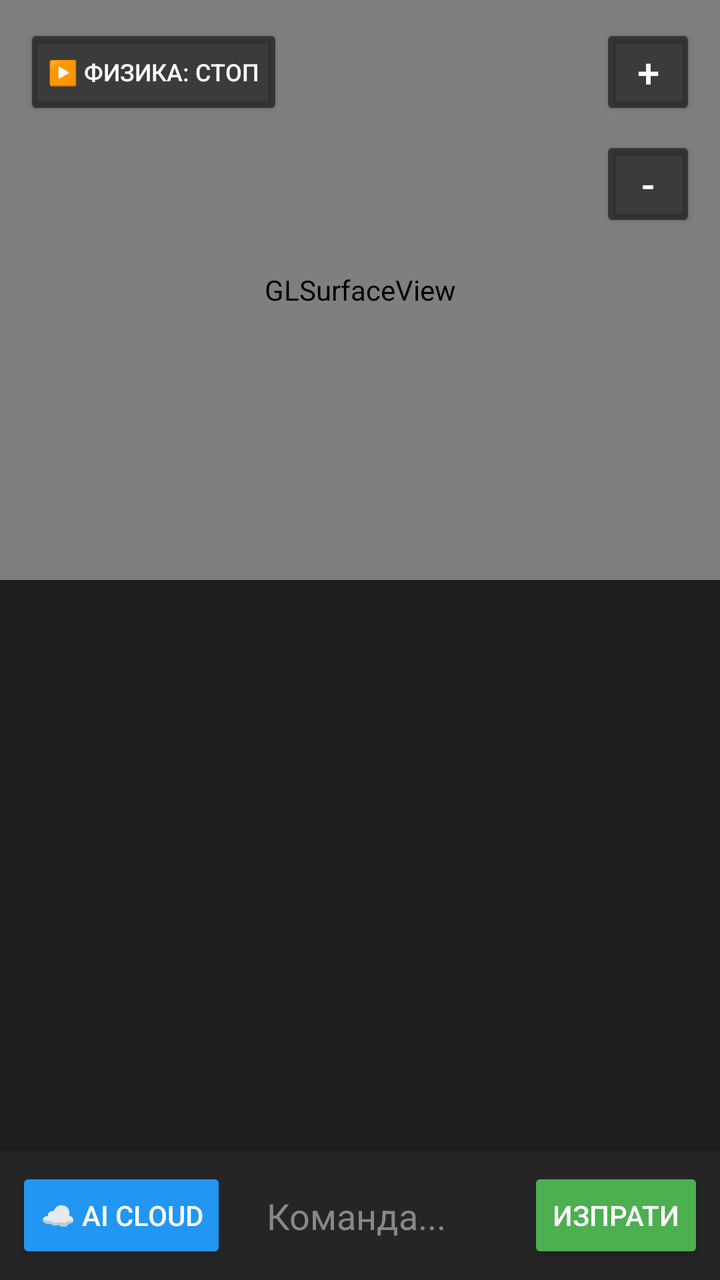
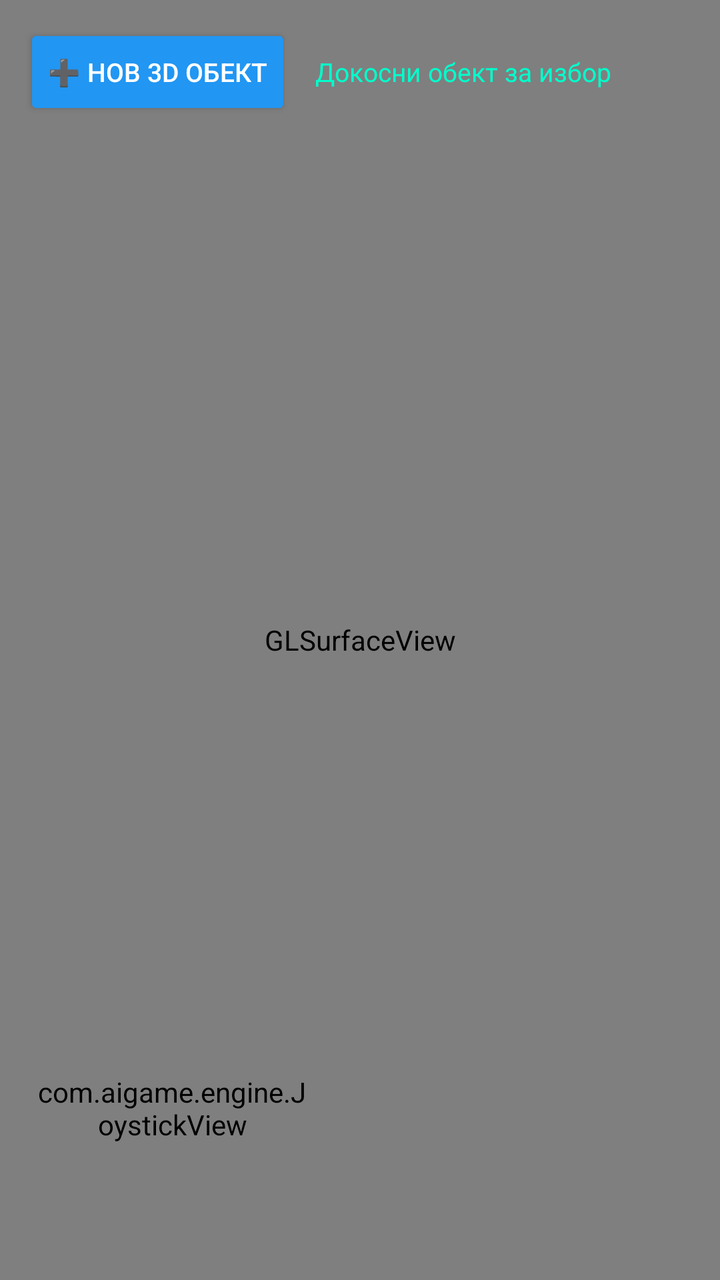

Screens rendered from an Android XML layout before and after an edit, with the pre-edit source and the edit as a unified diff.
<!-- AndroidManifest.xml: application theme Theme.AppCompat.Light.NoActionBar -->
<!-- res/layout/activity_main.xml -->
<?xml version="1.0" encoding="utf-8"?>
<androidx.constraintlayout.widget.ConstraintLayout 
    xmlns:android="http://schemas.android.com/apk/res/android"
    xmlns:app="http://schemas.android.com/apk/res-auto"
    android:layout_width="match_parent"
    android:layout_height="match_parent"
    android:background="#121212">

    <FrameLayout
        android:id="@+id/engine_viewport"
        android:layout_width="0dp"
        android:layout_height="0dp"
        android:background="#000000"
        app:layout_constraintTop_toTopOf="parent"
        app:layout_constraintBottom_toTopOf="@+id/chat_layout"
        app:layout_constraintStart_toStartOf="parent"
        app:layout_constraintEnd_toEndOf="parent">
        
        <android.opengl.GLSurfaceView
            android:id="@+id/gl_surface_view"
            android:layout_width="match_parent"
            android:layout_height="match_parent" />

        
        <Button
            android:id="@+id/btn_toggle_physics"
            android:layout_width="wrap_content"
            android:layout_height="wrap_content"
            android:layout_gravity="top|start"
            android:layout_margin="12dp"
            android:text="▶️ Физика: СТОП"
            android:textSize="12sp"
            android:textColor="#FFFFFF"
            android:backgroundTint="#88000000"/>

        
        <LinearLayout
            android:layout_width="wrap_content"
            android:layout_height="wrap_content"
            android:orientation="vertical"
            android:layout_gravity="top|end"
            android:layout_margin="12dp">

            <Button
                android:id="@+id/btn_zoom_in"
                android:layout_width="48dp"
                android:layout_height="48dp"
                android:text="+"
                android:textSize="20sp"
                android:textColor="#FFFFFF"
                android:backgroundTint="#88000000"/>

            <Button
                android:id="@+id/btn_zoom_out"
                android:layout_width="48dp"
                android:layout_height="48dp"
                android:layout_marginTop="8dp"
                android:text="-"
                android:textSize="20sp"
                android:textColor="#FFFFFF"
                android:backgroundTint="#88000000"/>
        </LinearLayout>
    </FrameLayout>

    <androidx.constraintlayout.widget.ConstraintLayout
        android:id="@+id/chat_layout"
        android:layout_width="0dp"
        android:layout_height="350dp"
        android:background="#1E1E1E"
        app:layout_constraintBottom_toBottomOf="parent"
        app:layout_constraintStart_toStartOf="parent"
        app:layout_constraintEnd_toEndOf="parent">

        <androidx.recyclerview.widget.RecyclerView
            android:id="@+id/chat_recycler"
            android:layout_width="0dp"
            android:layout_height="0dp"
            android:padding="8dp"
            android:clipToPadding="false"
            app:layout_constraintTop_toTopOf="parent"
            app:layout_constraintBottom_toTopOf="@+id/input_layout"
            app:layout_constraintStart_toStartOf="parent"
            app:layout_constraintEnd_toEndOf="parent" />

        <LinearLayout
            android:id="@+id/input_layout"
            android:layout_width="0dp"
            android:layout_height="wrap_content"
            android:orientation="horizontal"
            android:padding="8dp"
            android:background="#252526"
            android:gravity="center_vertical"
            app:layout_constraintBottom_toBottomOf="parent"
            app:layout_constraintStart_toStartOf="parent"
            app:layout_constraintEnd_toEndOf="parent">

            <Button
                android:id="@+id/btn_ai_cloud"
                android:layout_width="wrap_content"
                android:layout_height="wrap_content"
                android:text="☁️ AI Cloud"
                android:backgroundTint="#2196F3"
                android:textColor="#FFFFFF"
                android:layout_marginEnd="8dp"/>

            <EditText
                android:id="@+id/chat_input"
                android:layout_width="0dp"
                android:layout_height="wrap_content"
                android:layout_weight="1"
                android:hint="Команда..."
                android:textColorHint="#888888"
                android:textColor="#FFFFFF"
                android:background="@android:color/transparent"
                android:padding="12dp"
                android:inputType="textMultiLine"
                android:maxLines="4"/>

            <Button
                android:id="@+id/btn_send"
                android:layout_width="wrap_content"
                android:layout_height="wrap_content"
                android:text="Изпрати"
                android:backgroundTint="#4CAF50"
                android:textColor="#FFFFFF"/>
        </LinearLayout>
    </androidx.constraintlayout.widget.ConstraintLayout>
</androidx.constraintlayout.widget.ConstraintLayout>
<!-- resources referenced by this layout -->
<resources>

</resources>

<!-- the commit's change to res/layout/activity_main.xml (unified diff, before → after) -->
@@ -1,128 +1,139 @@
 <?xml version="1.0" encoding="utf-8"?>
-<androidx.constraintlayout.widget.ConstraintLayout 
-    xmlns:android="http://schemas.android.com/apk/res/android"
-    xmlns:app="http://schemas.android.com/apk/res-auto"
+<FrameLayout xmlns:android="http://schemas.android.com/apk/res/android"
     android:layout_width="match_parent"
     android:layout_height="match_parent"
-    android:background="#121212">
+    android:background="#202226">
 
-    <FrameLayout
-        android:id="@+id/engine_viewport"
-        android:layout_width="0dp"
-        android:layout_height="0dp"
-        android:background="#000000"
-        app:layout_constraintTop_toTopOf="parent"
-        app:layout_constraintBottom_toTopOf="@+id/chat_layout"
-        app:layout_constraintStart_toStartOf="parent"
-        app:layout_constraintEnd_toEndOf="parent">
-        
-        <android.opengl.GLSurfaceView
-            android:id="@+id/gl_surface_view"
-            android:layout_width="match_parent"
-            android:layout_height="match_parent" />
+    
+    <android.opengl.GLSurfaceView
+        android:id="@+id/gl_surface_view"
+        android:layout_width="match_parent"
+        android:layout_height="match_parent" />
 
-        
+    
+    <LinearLayout
+        android:layout_width="match_parent"
+        android:layout_height="wrap_content"
+        android:orientation="horizontal"
+        android:padding="12dp"
+        android:gravity="center_vertical">
+
         <Button
-            android:id="@+id/btn_toggle_physics"
+            android:id="@+id/btn_spawn_new"
             android:layout_width="wrap_content"
             android:layout_height="wrap_content"
-            android:layout_gravity="top|start"
-            android:layout_margin="12dp"
-            android:text="▶️ Физика: СТОП"
-            android:textSize="12sp"
+            android:text="➕ Нов 3D Обект"
+            android:textSize="13sp"
             android:textColor="#FFFFFF"
-            android:backgroundTint="#88000000"/>
+            android:backgroundTint="#2196F3"/>
 
-        
+        <TextView
+            android:id="@+id/tv_editor_info"
+            android:layout_width="0dp"
+            android:layout_height="wrap_content"
+            android:layout_weight="1"
+            android:layout_marginStart="12dp"
+            android:text="Докосни обект за избор"
+            android:textColor="#00FFCC"
+            android:textSize="13sp"/>
+    </LinearLayout>
+
+    
+    <com.aigame.engine.JoystickView
+        android:id="@+id/joystick_view"
+        android:layout_width="140dp"
+        android:layout_height="140dp"
+        android:layout_gravity="bottom|start"
+        android:layout_margin="16dp" />
+
+    
+    <HorizontalScrollView
+        android:id="@+id/toolbar_selected"
+        android:layout_width="wrap_content"
+        android:layout_height="wrap_content"
+        android:layout_gravity="bottom|center_horizontal"
+        android:layout_marginBottom="16dp"
+        android:layout_marginStart="160dp"
+        android:scrollbars="none"
+        android:visibility="gone">
+
         <LinearLayout
             android:layout_width="wrap_content"
             android:layout_height="wrap_content"
-            android:orientation="vertical"
-            android:layout_gravity="top|end"
-            android:layout_margin="12dp">
+            android:orientation="horizontal"
+            android:padding="8dp"
+            android:background="#DD1E1E22">
 
             <Button
-                android:id="@+id/btn_zoom_in"
-                android:layout_width="48dp"
-                android:layout_height="48dp"
-                android:text="+"
-                android:textSize="20sp"
+                android:id="@+id/btn_delete"
+                android:layout_width="wrap_content"
+                android:layout_height="42dp"
+                android:text="🗑 Изтрий"
                 android:textColor="#FFFFFF"
-                android:backgroundTint="#88000000"/>
+                android:backgroundTint="#E53935"
+                android:layout_marginEnd="6dp"/>
 
             <Button
-                android:id="@+id/btn_zoom_out"
-                android:layout_width="48dp"
-                android:layout_height="48dp"
-                android:layout_marginTop="8dp"
-                android:text="-"
-                android:textSize="20sp"
+                android:id="@+id/btn_duplicate"
+                android:layout_width="wrap_content"
+                android:layout_height="42dp"
+                android:text="📋 Дубликат"
                 android:textColor="#FFFFFF"
-                android:backgroundTint="#88000000"/>
-        </LinearLayout>
-    </FrameLayout>
-
-    <androidx.constraintlayout.widget.ConstraintLayout
-        android:id="@+id/chat_layout"
-        android:layout_width="0dp"
-        android:layout_height="350dp"
-        android:background="#1E1E1E"
-        app:layout_constraintBottom_toBottomOf="parent"
-        app:layout_constraintStart_toStartOf="parent"
-        app:layout_constraintEnd_toEndOf="parent">
-
-        <androidx.recyclerview.widget.RecyclerView
-            android:id="@+id/chat_recycler"
-            android:layout_width="0dp"
-            android:layout_height="0dp"
-            android:padding="8dp"
-            android:clipToPadding="false"
-            app:layout_constraintTop_toTopOf="parent"
-            app:layout_constraintBottom_toTopOf="@+id/input_layout"
-            app:layout_constraintStart_toStartOf="parent"
-            app:layout_constraintEnd_toEndOf="parent" />
-
-        <LinearLayout
-            android:id="@+id/input_layout"
-            android:layout_width="0dp"
-            android:layout_height="wrap_content"
-            android:orientation="horizontal"
-            android:padding="8dp"
-            android:background="#252526"
-            android:gravity="center_vertical"
-            app:layout_constraintBottom_toBottomOf="parent"
-            app:layout_constraintStart_toStartOf="parent"
-            app:layout_constraintEnd_toEndOf="parent">
+                android:backgroundTint="#3949AB"
+                android:layout_marginEnd="6dp"/>
 
             <Button
-                android:id="@+id/btn_ai_cloud"
+                android:id="@+id/btn_scale_up"
                 android:layout_width="wrap_content"
-                android:layout_height="wrap_content"
-                android:text="☁️ AI Cloud"
-                android:backgroundTint="#2196F3"
+                android:layout_height="42dp"
+                android:text="➕ Увеличи"
                 android:textColor="#FFFFFF"
-                android:layout_marginEnd="8dp"/>
-
-            <EditText
-                android:id="@+id/chat_input"
-                android:layout_width="0dp"
-                android:layout_height="wrap_content"
-                android:layout_weight="1"
-                android:hint="Команда..."
-                android:textColorHint="#888888"
-                android:textColor="#FFFFFF"
-                android:background="@android:color/transparent"
-                android:padding="12dp"
-                android:inputType="textMultiLine"
-                android:maxLines="4"/>
+                android:backgroundTint="#43A047"
+                android:layout_marginEnd="6dp"/>
 
             <Button
-                android:id="@+id/btn_send"
+                android:id="@+id/btn_scale_down"
                 android:layout_width="wrap_content"
-                android:layout_height="wrap_content"
-                android:text="Изпрати"
-                android:backgroundTint="#4CAF50"
-                android:textColor="#FFFFFF"/>
+                android:layout_height="42dp"
+                android:text="➖ Намали"
+                android:textColor="#FFFFFF"
+                android:backgroundTint="#FB8C00"
+                android:layout_marginEnd="6dp"/>
+
+            <Button
+                android:id="@+id/btn_rotate"
+                android:layout_width="wrap_content"
+                android:layout_height="42dp"
+                android:text="🔄 Завърти"
+                android:textColor="#FFFFFF"
+                android:backgroundTint="#8E24AA"
+                android:layout_marginEnd="6dp"/>
+
+            <Button
+                android:id="@+id/btn_up"
+                android:layout_width="wrap_content"
+                android:layout_height="42dp"
+                android:text="⬆ Нагоре"
+                android:textColor="#FFFFFF"
+                android:backgroundTint="#546E7A"
+                android:layout_marginEnd="6dp"/>
+
+            <Button
+                android:id="@+id/btn_down"
+                android:layout_width="wrap_content"
+                android:layout_height="42dp"
+                android:text="⬇ Надолу"
+                android:textColor="#FFFFFF"
+                android:backgroundTint="#546E7A"
+                android:layout_marginEnd="6dp"/>
+
+            <Button
+                android:id="@+id/btn_close_selection"
+                android:layout_width="wrap_content"
+                android:layout_height="42dp"
+                android:text="✖"
+                android:textColor="#FFFFFF"
+                android:backgroundTint="#424242"/>
         </LinearLayout>
-    </androidx.constraintlayout.widget.ConstraintLayout>
-</androidx.constraintlayout.widget.ConstraintLayout>
+    </HorizontalScrollView>
+</FrameLayout>
